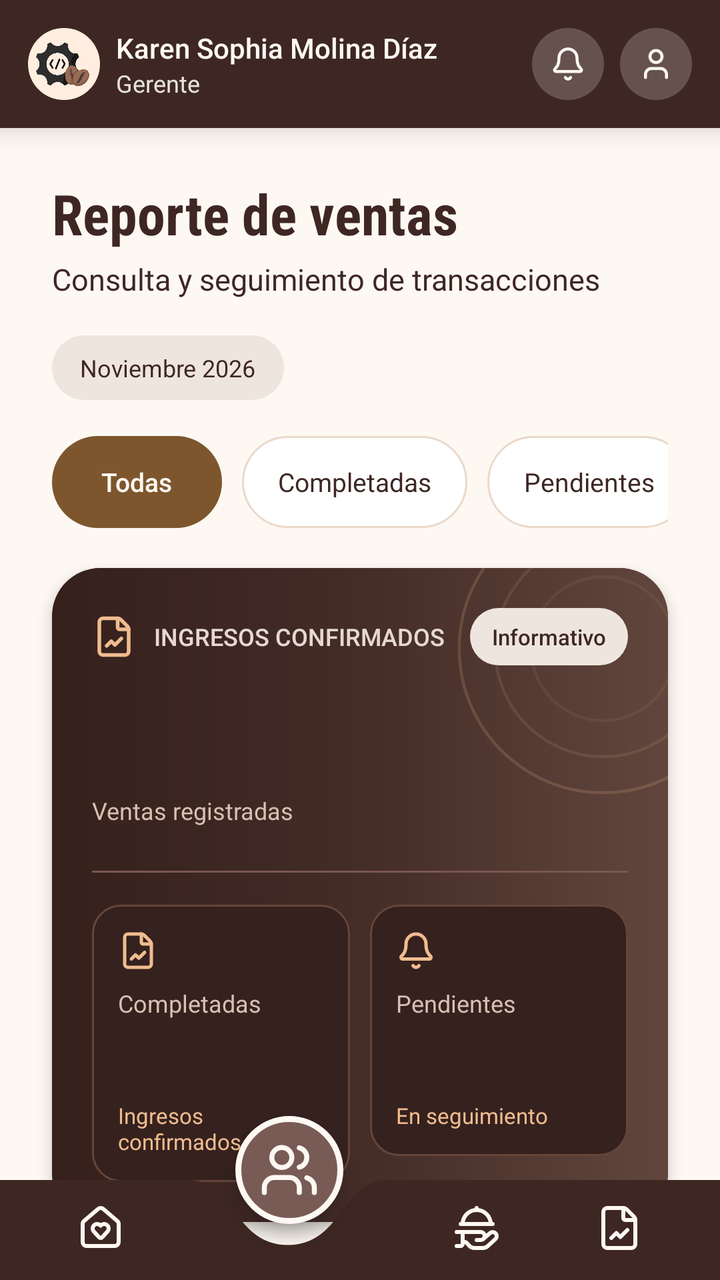
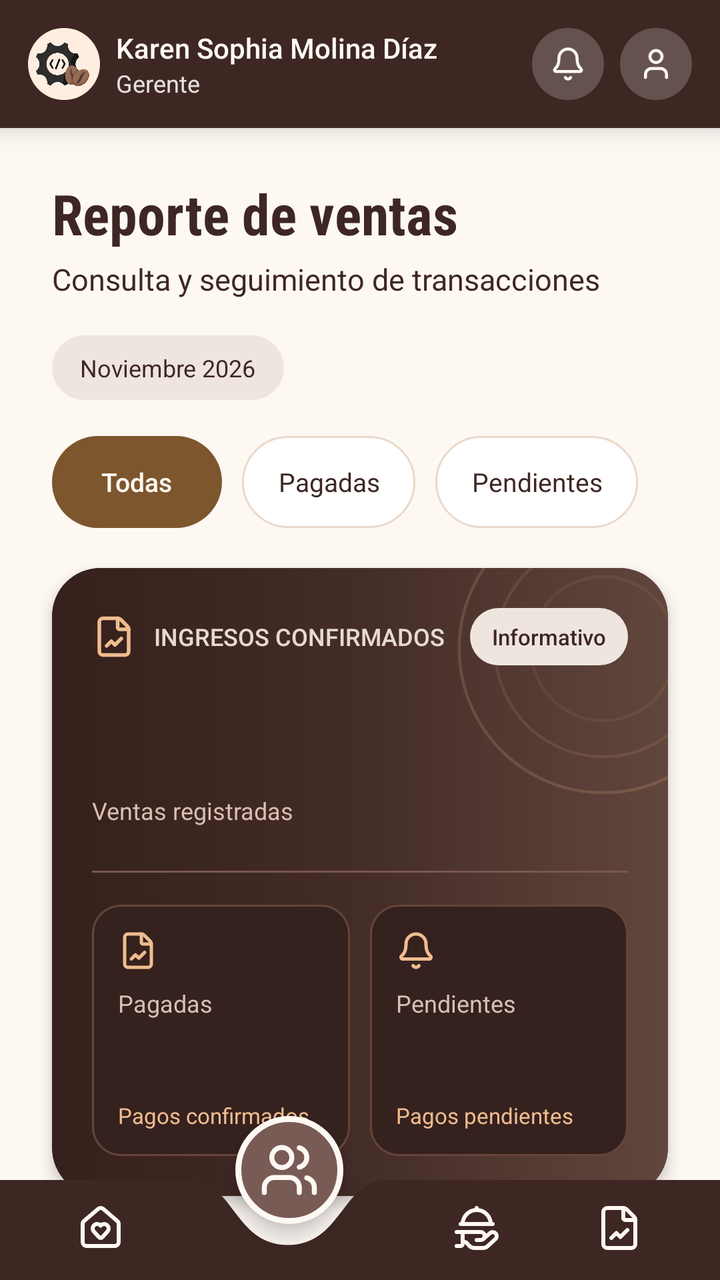

Screens rendered from an Android XML layout before and after an edit, with the pre-edit source and the edit as a unified diff.
<!-- AndroidManifest.xml: application theme Theme.CoffeeTechMobile -->
<!-- res/layout/fragment_sales_report.xml -->
<?xml version="1.0" encoding="utf-8"?>
<androidx.constraintlayout.widget.ConstraintLayout
    xmlns:android="http://schemas.android.com/apk/res/android"
    xmlns:app="http://schemas.android.com/apk/res-auto"
    android:layout_width="match_parent"
    android:layout_height="match_parent"
    android:background="@color/background_app"
    android:clipChildren="false">

    <LinearLayout
        android:id="@+id/report_header"
        android:layout_width="0dp"
        android:layout_height="64dp"
        android:background="@color/coffee_primary"
        android:gravity="center_vertical"
        android:orientation="horizontal"
        android:paddingHorizontal="14dp"
        android:elevation="8dp"
        app:layout_constraintTop_toTopOf="parent"
        app:layout_constraintStart_toStartOf="parent"
        app:layout_constraintEnd_toEndOf="parent">

        <ImageView
            android:layout_width="36dp"
            android:layout_height="36dp"
            android:background="@drawable/bg_logo_circle"
            android:padding="4dp"
            android:scaleType="centerInside"
            android:src="@drawable/logo"
            android:contentDescription="@string/logo_description" />

        <LinearLayout
            android:layout_width="0dp"
            android:layout_height="wrap_content"
            android:layout_marginStart="8dp"
            android:layout_weight="1"
            android:orientation="vertical">

            <TextView
                android:id="@+id/header_user_name"
                android:layout_width="match_parent"
                android:layout_height="wrap_content"
                android:text="Karen Sophia Molina Díaz"
                android:textColor="@color/background_app"
                android:textSize="14sp"
                android:fontFamily="sans-serif-medium"
                android:maxLines="1"
                android:ellipsize="end" />

            <TextView
                android:id="@+id/header_user_role"
                android:layout_width="wrap_content"
                android:layout_height="wrap_content"
                android:text="Gerente"
                android:textColor="#E6E2DD"
                android:textSize="12sp" />

        </LinearLayout>

        <ImageButton
            android:layout_width="36dp"
            android:layout_height="36dp"
            android:layout_marginEnd="8dp"
            android:background="@drawable/bg_header_icon"
            android:src="@drawable/ic_notifications"
            android:contentDescription="@string/notifications"
            app:tint="@color/background_app" />

        <ImageButton
            android:layout_width="36dp"
            android:layout_height="36dp"
            android:background="@drawable/bg_header_icon"
            android:src="@drawable/ic_user"
            android:contentDescription="@string/profile"
            app:tint="@color/background_app" />

    </LinearLayout>

    <androidx.core.widget.NestedScrollView
        android:id="@+id/report_scroll"
        android:layout_width="0dp"
        android:layout_height="0dp"
        android:fillViewport="true"
        android:clipChildren="false"
        android:clipToPadding="false"
        app:layout_constraintTop_toBottomOf="@id/report_header"
        app:layout_constraintBottom_toTopOf="@id/report_bottom_navigation"
        app:layout_constraintStart_toStartOf="parent"
        app:layout_constraintEnd_toEndOf="parent">

        <LinearLayout
            android:layout_width="match_parent"
            android:layout_height="wrap_content"
            android:orientation="vertical"
            android:clipChildren="false"
            android:clipToPadding="false"
            android:paddingHorizontal="26dp"
            android:paddingTop="24dp"
            android:paddingBottom="42dp">

            <TextView
                android:layout_width="match_parent"
                android:layout_height="wrap_content"
                android:text="@string/report_title"
                android:textColor="@color/coffee_primary"
                android:textSize="28sp"
                android:fontFamily="sans-serif-condensed"
                android:textStyle="bold" />

            <TextView
                android:layout_width="match_parent"
                android:layout_height="wrap_content"
                android:layout_marginTop="4dp"
                android:text="@string/report_subtitle"
                android:textColor="@color/coffee_primary"
                android:textSize="15sp" />

            <TextView
                android:id="@+id/report_period_label"
                android:layout_width="wrap_content"
                android:layout_height="wrap_content"
                android:layout_marginTop="18dp"
                android:background="@drawable/bg_user_count_badge"
                android:paddingHorizontal="14dp"
                android:paddingVertical="8dp"
                android:text="@string/report_period"
                android:textColor="@color/coffee_primary"
                android:textSize="12sp" />

            <FrameLayout
                android:layout_width="match_parent"
                android:layout_height="wrap_content"
                android:layout_marginTop="18dp"
                android:clipChildren="true"
                android:clipToPadding="true">

                <HorizontalScrollView
                    android:layout_width="match_parent"
                    android:layout_height="wrap_content"
                    android:scrollbars="none"
                    android:overScrollMode="never">

                    <LinearLayout
                        android:layout_width="wrap_content"
                        android:layout_height="wrap_content"
                        android:orientation="horizontal">

                        <TextView
                            android:id="@+id/report_filter_all"
                            android:layout_width="wrap_content"
                            android:layout_height="46dp"
                            android:background="@drawable/bg_filter_selected"
                            android:gravity="center"
                            android:minWidth="85dp"
                            android:paddingHorizontal="18dp"
                            android:text="@string/report_filter_all"
                            android:textColor="@color/background_app"
                            android:textSize="13sp"
                            android:fontFamily="sans-serif-medium"
                            android:clickable="true"
                            android:focusable="true" />

                        <TextView
                            android:id="@+id/report_filter_completed"
                            android:layout_width="wrap_content"
                            android:layout_height="46dp"
                            android:layout_marginStart="10dp"
                            android:background="@drawable/bg_dashboard_filter_unselected"
                            android:gravity="center"
                            android:paddingHorizontal="18dp"
                            android:text="@string/report_filter_completed"
                            android:textColor="@color/coffee_primary"
                            android:textSize="13sp"
                            android:clickable="true"
                            android:focusable="true" />

                        <TextView
                            android:id="@+id/report_filter_pending"
                            android:layout_width="wrap_content"
                            android:layout_height="46dp"
                            android:layout_marginStart="10dp"
                            android:background="@drawable/bg_dashboard_filter_unselected"
                            android:gravity="center"
                            android:paddingHorizontal="18dp"
                            android:text="@string/report_filter_pending"
                            android:textColor="@color/coffee_primary"
                            android:textSize="13sp"
                            android:clickable="true"
                            android:focusable="true" />

                    </LinearLayout>

                </HorizontalScrollView>

            </FrameLayout>

            <com.google.android.material.card.MaterialCardView
                android:layout_width="match_parent"
                android:layout_height="wrap_content"
                android:layout_marginTop="20dp"
                app:cardBackgroundColor="@color/coffee_primary"
                app:cardCornerRadius="24dp"
                app:cardElevation="4dp"
                app:strokeWidth="0dp">

                <FrameLayout
                    android:layout_width="match_parent"
                    android:layout_height="wrap_content"
                    android:background="@drawable/bg_dashboard_revenue_gradient">

                    <ImageView
                        android:layout_width="160dp"
                        android:layout_height="160dp"
                        android:layout_gravity="top|end"
                        android:layout_marginTop="-40dp"
                        android:layout_marginEnd="-48dp"
                        android:src="@drawable/bg_dashboard_revenue_decoration"
                        android:contentDescription="@null" />

                    <LinearLayout
                        android:layout_width="match_parent"
                        android:layout_height="wrap_content"
                        android:orientation="vertical"
                        android:padding="20dp">

                        <LinearLayout
                            android:layout_width="match_parent"
                            android:layout_height="wrap_content"
                            android:gravity="center_vertical"
                            android:orientation="horizontal">

                            <ImageView
                                android:layout_width="22dp"
                                android:layout_height="22dp"
                                android:src="@drawable/ic_file_chart"
                                android:contentDescription="@null"
                                app:tint="#F0BC8F" />

                            <TextView
                                android:layout_width="0dp"
                                android:layout_height="wrap_content"
                                android:layout_marginStart="9dp"
                                android:layout_weight="1"
                                android:text="@string/report_confirmed_revenue"
                                android:textColor="#E6D9D2"
                                android:textSize="12sp"
                                android:fontFamily="sans-serif-medium" />

                            <TextView
                                android:layout_width="wrap_content"
                                android:layout_height="wrap_content"
                                android:background="@drawable/bg_user_count_badge"
                                android:paddingHorizontal="11dp"
                                android:paddingVertical="7dp"
                                android:text="@string/dashboard_audit_demo"
                                android:textColor="@color/coffee_primary"
                                android:textSize="11sp"
                                android:fontFamily="sans-serif-medium" />

                        </LinearLayout>

                        <TextView
                            android:id="@+id/report_total_amount"
                            android:layout_width="match_parent"
                            android:layout_height="wrap_content"
                            android:layout_marginTop="18dp"
                            android:textColor="@color/background_app"
                            android:textSize="30sp"
                            android:textStyle="bold" />

                        <TextView
                            android:layout_width="match_parent"
                            android:layout_height="wrap_content"
                            android:layout_marginTop="6dp"
                            android:text="@string/report_revenue_caption"
                            android:textColor="#D9BFB2"
                            android:textSize="12sp" />

                        <View
                            android:layout_width="match_parent"
                            android:layout_height="1dp"
                            android:layout_marginTop="22dp"
                            android:layout_marginBottom="16dp"
                            android:background="#795750" />

                        <LinearLayout
                            android:layout_width="match_parent"
                            android:layout_height="wrap_content"
                            android:orientation="horizontal">

                            <LinearLayout
                                android:layout_width="0dp"
                                android:layout_height="wrap_content"
                                android:layout_weight="1"
                                android:background="@drawable/bg_dashboard_revenue_metric"
                                android:orientation="vertical"
                                android:padding="13dp">

                                <ImageView
                                    android:layout_width="20dp"
                                    android:layout_height="20dp"
                                    android:src="@drawable/ic_file_chart"
                                    android:contentDescription="@null"
                                    app:tint="#F0BC8F" />

                                <TextView
                                    android:layout_width="match_parent"
                                    android:layout_height="wrap_content"
                                    android:layout_marginTop="8dp"
                                    android:text="@string/report_completed"
                                    android:textColor="#D9BFB2"
                                    android:textSize="12sp" />

                                <TextView
                                    android:id="@+id/report_completed_count"
                                    android:layout_width="match_parent"
                                    android:layout_height="wrap_content"
                                    android:layout_marginTop="6dp"
                                    android:textColor="@color/background_app"
                                    android:textSize="23sp"
                                    android:textStyle="bold" />

                                <TextView
                                    android:layout_width="match_parent"
                                    android:layout_height="wrap_content"
                                    android:layout_marginTop="4dp"
                                    android:text="@string/report_completed_caption"
                                    android:textColor="#F0BC8F"
                                    android:textSize="11sp" />

                            </LinearLayout>

                            <Space
                                android:layout_width="10dp"
                                android:layout_height="1dp" />

                            <LinearLayout
                                android:layout_width="0dp"
                                android:layout_height="wrap_content"
                                android:layout_weight="1"
                                android:background="@drawable/bg_dashboard_revenue_metric"
                                android:orientation="vertical"
                                android:padding="13dp">

                                <ImageView
                                    android:layout_width="20dp"
                                    android:layout_height="20dp"
                                    android:src="@drawable/ic_notifications"
                                    android:contentDescription="@null"
                                    app:tint="#F0BC8F" />

                                <TextView
                                    android:layout_width="match_parent"
                                    android:layout_height="wrap_content"
                                    android:layout_marginTop="8dp"
                                    android:text="@string/report_pending"
                                    android:textColor="#D9BFB2"
                                    android:textSize="12sp" />

                                <TextView
                                    android:id="@+id/report_pending_count"
                                    android:layout_width="match_parent"
                                    android:layout_height="wrap_content"
                                    android:layout_marginTop="6dp"
                                    android:textColor="@color/background_app"
                                    android:textSize="23sp"
                                    android:textStyle="bold" />

                                <TextView
                                    android:layout_width="match_parent"
                                    android:layout_height="wrap_content"
                                    android:layout_marginTop="4dp"
                                    android:text="@string/report_pending_caption"
                                    android:textColor="#F0BC8F"
                                    android:textSize="11sp" />

                            </LinearLayout>

                        </LinearLayout>

                    </LinearLayout>

                </FrameLayout>

            </com.google.android.material.card.MaterialCardView>

            <LinearLayout
                android:layout_width="match_parent"
                android:layout_height="wrap_content"
                android:layout_marginTop="28dp"
                android:gravity="center_vertical"
                android:orientation="horizontal">

                <TextView
                    android:layout_width="0dp"
                    android:layout_height="wrap_content"
                    android:layout_weight="1"
                    android:text="@string/report_transactions"
                    android:textColor="@color/coffee_primary"
                    android:textSize="19sp"
                    android:fontFamily="sans-serif-medium" />

                <TextView
                    android:id="@+id/report_results_count"
                    android:layout_width="wrap_content"
                    android:layout_height="wrap_content"
                    android:background="@drawable/bg_user_count_badge"
                    android:paddingHorizontal="12dp"
                    android:paddingVertical="8dp"
                    android:textColor="@color/coffee_primary"
                    android:textSize="12sp" />

            </LinearLayout>

            <LinearLayout
                android:id="@+id/report_transactions_container"
                android:layout_width="match_parent"
                android:layout_height="wrap_content"
                android:layout_marginTop="16dp"
                android:orientation="vertical"
                android:clipChildren="false"
                android:clipToPadding="false" />

            <LinearLayout
                android:id="@+id/report_export_button"
                android:layout_width="match_parent"
                android:layout_height="56dp"
                android:layout_marginTop="14dp"
                android:background="@drawable/bg_create_activate_button"
                android:gravity="center"
                android:orientation="horizontal"
                android:clickable="true"
                android:focusable="true"
                android:elevation="2dp">

                <ImageView
                    android:layout_width="20dp"
                    android:layout_height="20dp"
                    android:src="@drawable/ic_file_chart"
                    android:contentDescription="@null"
                    app:tint="@color/background_app" />

                <TextView
                    android:layout_width="wrap_content"
                    android:layout_height="wrap_content"
                    android:layout_marginStart="12dp"
                    android:text="@string/report_export"
                    android:textColor="@color/background_app"
                    android:textSize="15sp"
                    android:fontFamily="sans-serif" />

            </LinearLayout>

        </LinearLayout>

    </androidx.core.widget.NestedScrollView>

    <include
        android:id="@+id/report_bottom_navigation"
        layout="@layout/view_manager_bottom_navigation"
        android:layout_width="0dp"
        android:layout_height="82dp"
        app:layout_constraintBottom_toBottomOf="parent"
        app:layout_constraintStart_toStartOf="parent"
        app:layout_constraintEnd_toEndOf="parent" />

</androidx.constraintlayout.widget.ConstraintLayout>
<!-- res/layout/view_manager_bottom_navigation.xml (included above) -->
<?xml version="1.0" encoding="utf-8"?>
<androidx.constraintlayout.widget.ConstraintLayout
    xmlns:android="http://schemas.android.com/apk/res/android"
    xmlns:app="http://schemas.android.com/apk/res-auto"
    android:id="@+id/manager_bottom_navigation"
    android:layout_width="match_parent"
    android:layout_height="76dp"
    android:clipChildren="false"
    android:clipToPadding="false">

    <ImageView
        android:id="@+id/manager_navigation_background"
        android:layout_width="0dp"
        android:layout_height="50dp"
        android:scaleType="fitXY"
        android:src="@drawable/bg_manager_bottom_navigation"
        android:contentDescription="@null"
        app:layout_constraintBottom_toBottomOf="parent"
        app:layout_constraintStart_toStartOf="parent"
        app:layout_constraintEnd_toEndOf="parent" />

    <ImageButton
        android:id="@+id/manager_home_button"
        android:layout_width="36dp"
        android:layout_height="36dp"
        android:background="?attr/selectableItemBackgroundBorderless"
        android:src="@drawable/ic_home"
        android:padding="9dp"
        android:contentDescription="@string/manager_home"
        app:tint="@color/background_app"
        app:layout_constraintStart_toStartOf="parent"
        app:layout_constraintEnd_toEndOf="parent"
        app:layout_constraintHorizontal_bias="0.10"
        app:layout_constraintBottom_toBottomOf="parent"
        android:layout_marginBottom="8dp"/>

    <ImageButton
        android:id="@+id/manager_users_button"
        android:layout_width="54dp"
        android:layout_height="54dp"
        android:background="@drawable/bg_home_nav_button"
        android:contentDescription="@string/manager_users"
        android:padding="12dp"
        android:scaleType="fitCenter"
        android:src="@drawable/ic_users"
        android:elevation="6dp"
        app:layout_constraintEnd_toEndOf="parent"
        app:layout_constraintHorizontal_bias="0.385"
        app:layout_constraintStart_toStartOf="parent"
        app:layout_constraintTop_toTopOf="parent"
        app:tint="@color/background_app" />

    <ImageButton
        android:id="@+id/manager_sales_button"
        android:layout_width="36dp"
        android:layout_height="36dp"
        android:background="?attr/selectableItemBackgroundBorderless"
        android:src="@drawable/ic_hand_platter"
        android:padding="8dp"
        android:contentDescription="@string/manager_sales"
        app:tint="@color/background_app"
        app:layout_constraintStart_toStartOf="parent"
        app:layout_constraintEnd_toEndOf="parent"
        app:layout_constraintHorizontal_bias="0.68"
        app:layout_constraintBottom_toBottomOf="parent"
        android:layout_marginBottom="8dp"/>

    <ImageButton
        android:id="@+id/manager_stats_button"
        android:layout_width="36dp"
        android:layout_height="36dp"
        android:background="?attr/selectableItemBackgroundBorderless"
        android:src="@drawable/ic_file_chart"
        android:padding="8dp"
        android:contentDescription="@string/manager_statistics"
        app:tint="@color/background_app"
        app:layout_constraintStart_toStartOf="parent"
        app:layout_constraintEnd_toEndOf="parent"
        app:layout_constraintHorizontal_bias="0.9"
        app:layout_constraintBottom_toBottomOf="parent"
        android:layout_marginBottom="8dp"/>

</androidx.constraintlayout.widget.ConstraintLayout>
<!-- resources referenced by this layout -->
<resources>
  <color name="background_app">#FEF8F3</color>
  <color name="coffee_primary">#3E2723</color>
  <!-- drawable bg_create_activate_button (drawable) -->
  <?xml version="1.0" encoding="utf-8"?>
  <shape xmlns:android="http://schemas.android.com/apk/res/android">
      <solid android:color="@color/coffee_primary"/>
      <corners android:radius="17dp"/>
  </shape>
  <!-- drawable bg_dashboard_filter_unselected (drawable) -->
  <?xml version="1.0" encoding="utf-8"?>
  <shape xmlns:android="http://schemas.android.com/apk/res/android"
      android:shape="rectangle">
  
      <solid android:color="#FFFFFF" />
  
      <corners android:radius="24dp" />
  
      <stroke
          android:width="1dp"
          android:color="#EAD9CA" />
  
  </shape>
  <!-- drawable bg_dashboard_revenue_metric (drawable) -->
  <?xml version="1.0" encoding="utf-8"?>
  <shape xmlns:android="http://schemas.android.com/apk/res/android"
      android:shape="rectangle">
  
      <solid android:color="#35211E" />
  
      <corners android:radius="14dp" />
  
      <stroke
          android:width="1dp"
          android:color="#65453A" />
  
  </shape>
  <!-- drawable bg_filter_selected (drawable) -->
  <?xml version="1.0" encoding="utf-8"?>
  <shape xmlns:android="http://schemas.android.com/apk/res/android">
      <solid android:color="@color/coffee_secondary"/>
      <corners android:radius="50dp"/>
  </shape>
  <!-- drawable bg_header_icon (drawable) -->
  <?xml version="1.0" encoding="utf-8"?>
  <shape xmlns:android="http://schemas.android.com/apk/res/android"
      android:shape="oval">
      <solid android:color="#65524F" />
  </shape>
  <!-- drawable bg_home_nav_button (drawable) -->
  <?xml version="1.0" encoding="utf-8"?>
  <shape xmlns:android="http://schemas.android.com/apk/res/android">
      <solid android:color="#795B56" />
  
      <corners android:radius="50dp" />
  
      <stroke
          android:width="3dp"
          android:color="@color/background_app" />
  </shape>
  <!-- drawable bg_logo_circle (drawable) -->
  <?xml version="1.0" encoding="utf-8"?>
  <shape xmlns:android="http://schemas.android.com/apk/res/android"
      android:shape="oval">
      <solid android:color="#FFEEE0" />
  </shape>
  <!-- drawable bg_user_count_badge (drawable) -->
  <?xml version="1.0" encoding="utf-8"?>
  <shape xmlns:android="http://schemas.android.com/apk/res/android">
      <solid android:color="#EFE5DF"/>
      <corners android:radius="50dp"/>
  </shape>
  <string name="dashboard_audit_demo">Informativo</string>
  <string name="logo_description">Logo de Coffee Tech</string>
  <string name="manager_home">Inicio</string>
  <string name="manager_sales">Ventas</string>
  <string name="manager_statistics">Estadísticas</string>
  
      // Strings for user management view
  <string name="manager_users">Gestión de usuarios</string>
  <string name="notifications">Notificaciones</string>
  <string name="profile">Mi perfil</string>
  <string name="report_completed">Completadas</string>
  <string name="report_completed_caption">Ingresos confirmados</string>
  <string name="report_confirmed_revenue">INGRESOS CONFIRMADOS</string>
  <string name="report_export">Exportar reporte de ventas</string>
  <string name="report_filter_all">Todas</string>
  <string name="report_filter_completed">Completadas</string>
  <string name="report_filter_pending">Pendientes</string>
  <string name="report_pending">Pendientes</string>
  <string name="report_pending_caption">En seguimiento</string>
  <string name="report_period">Noviembre 2026</string>
  <string name="report_revenue_caption">Ventas registradas</string>
  <string name="report_subtitle">Consulta y seguimiento de transacciones</string>
  <string name="report_title">Reporte de ventas</string>
  <string name="report_transactions">Transacciones</string>
  <color name="coffee_secondary">#7D562D</color>
  <color name="text_light">#FFFFFF</color>
  <!-- unchanged entries left out for length: 11 -->
</resources>

<!-- the commit's change to res/layout/fragment_sales_report.xml (unified diff, before → after) -->
@@ -67,6 +67,7 @@
             app:tint="@color/background_app" />
 
         <ImageButton
+            android:id="@+id/manager_profile_button"
             android:layout_width="36dp"
             android:layout_height="36dp"
             android:background="@drawable/bg_header_icon"
<!-- resource entries referenced after the edit -->
@@ -81,15 +81,15 @@
   <string name="manager_users">Gestión de usuarios</string>
   <string name="notifications">Notificaciones</string>
   <string name="profile">Mi perfil</string>
-  <string name="report_completed">Completadas</string>
-  <string name="report_completed_caption">Ingresos confirmados</string>
+  <string name="report_completed">Pagadas</string>
+  <string name="report_completed_caption">Pagos confirmados</string>
   <string name="report_confirmed_revenue">INGRESOS CONFIRMADOS</string>
   <string name="report_export">Exportar reporte de ventas</string>
   <string name="report_filter_all">Todas</string>
-  <string name="report_filter_completed">Completadas</string>
+  <string name="report_filter_completed">Pagadas</string>
   <string name="report_filter_pending">Pendientes</string>
   <string name="report_pending">Pendientes</string>
-  <string name="report_pending_caption">En seguimiento</string>
+  <string name="report_pending_caption">Pagos pendientes</string>
   <string name="report_period">Noviembre 2026</string>
   <string name="report_revenue_caption">Ventas registradas</string>
   <string name="report_subtitle">Consulta y seguimiento de transacciones</string>
